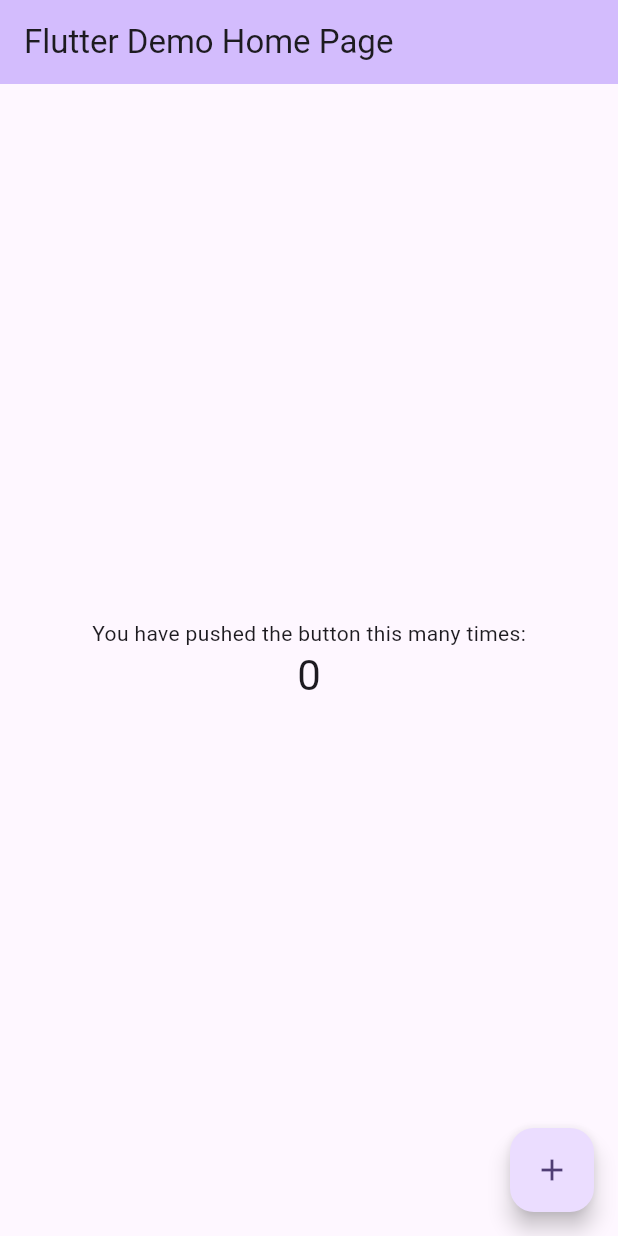
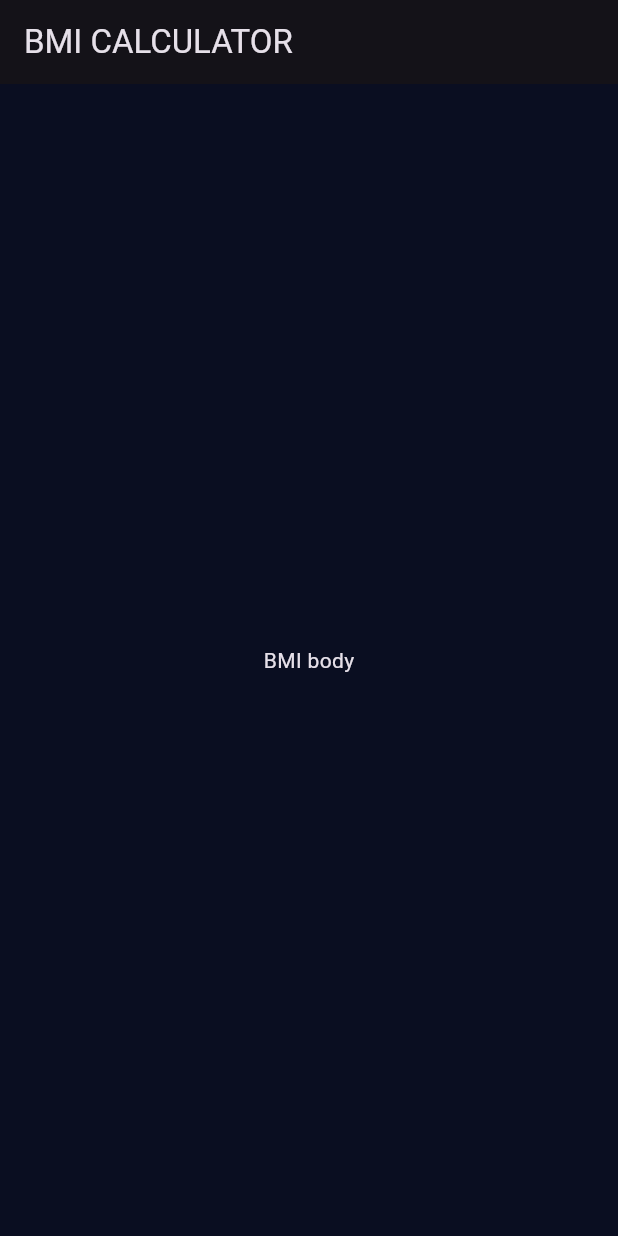
Before and after one commit to ruhma786/Github_projects, a Flutter app: the screen it shows after launch, on a phone screen of 412 x 824 dp. Run offline on Flutter 3.47's test engine with Material 3 defaults, Android fonts, the phone set to English and light mode, and no system bars; our stand-ins replace audioplayers, csv, flutter_colorpicker, flutter_local_notifications, pdf, permission_handler and 3 more; accounts and stored records are empty.

Commit message:
video#2
use theme-data
https://www.youtube.com/watch?v=0erCcX9iqBI&list=PL9xYeVPGEGzf1bLLAe4_KUARZZW3bIVWu&index=44

```diff
--- /dev/null
+++ b/bmi_app/lib/input.dart
@@ -0,0 +1,20 @@
+import 'package:flutter/material.dart';
+class InputPage extends StatefulWidget {
+  @override
+  State<InputPage> createState() => _InputPageState();
+}
+
+class _InputPageState extends State<InputPage> {
+  @override
+  Widget build(BuildContext context) {
+    return Scaffold(
+      appBar: AppBar(
+        title: const Text("BMI CALCULATOR"),
+        // backgroundColor: Colors.black,
+      ),
+      body: Center(
+        child: Text ('BMI body'),
+      ),
+    );
+  }
+}
--- a/bmi_app/lib/main.dart
+++ b/bmi_app/lib/main.dart
@@ -1,125 +1,18 @@
 import 'package:flutter/material.dart';
-
+import 'input.dart';
 void main() {
-  runApp(const MyApp());
+  runApp(BmiApp());
 }
 
-class MyApp extends StatelessWidget {
-  const MyApp({super.key});
-
-  // This widget is the root of your application.
+class BmiApp extends StatelessWidget {
   @override
   Widget build(BuildContext context) {
     return MaterialApp(
-      title: 'Flutter Demo',
-      theme: ThemeData(
-        // This is the theme of your application.
-        //
-        // TRY THIS: Try running your application with "flutter run". You'll see
-        // the application has a purple toolbar. Then, without quitting the app,
-        // try changing the seedColor in the colorScheme below to Colors.green
-        // and then invoke "hot reload" (save your changes or press the "hot
-        // reload" button in a Flutter-supported IDE, or press "r" if you used
-        // the command line to start the app).
-        //
-        // Notice that the counter didn't reset back to zero; the application
-        // state is not lost during the reload. To reset the state, use hot
-        // restart instead.
-        //
-        // This works for code too, not just values: Most code changes can be
-        // tested with just a hot reload.
-        colorScheme: ColorScheme.fromSeed(seedColor: Colors.deepPurple),
-        useMaterial3: true,
+      home: InputPage(),
+      theme: ThemeData.dark().copyWith(
+        primaryColor: Color(0xFF0A0E21),
+        scaffoldBackgroundColor: Color(0xFF0A0E21),
       ),
-      home: const MyHomePage(title: 'Flutter Demo Home Page'),
     );
   }
 }
-
-class MyHomePage extends StatefulWidget {
-  const MyHomePage({super.key, required this.title});
-
-  // This widget is the home page of your application. It is stateful, meaning
-  // that it has a State object (defined below) that contains fields that affect
-  // how it looks.
-
-  // This class is the configuration for the state. It holds the values (in this
-  // case the title) provided by the parent (in this case the App widget) and
-  // used by the build method of the State. Fields in a Widget subclass are
-  // always marked "final".
-
-  final String title;
-
-  @override
-  State<MyHomePage> createState() => _MyHomePageState();
-}
-
-class _MyHomePageState extends State<MyHomePage> {
-  int _counter = 0;
-
-  void _incrementCounter() {
-    setState(() {
-      // This call to setState tells the Flutter framework that something has
-      // changed in this State, which causes it to rerun the build method below
-      // so that the display can reflect the updated values. If we changed
-      // _counter without calling setState(), then the build method would not be
-      // called again, and so nothing would appear to happen.
-      _counter++;
-    });
-  }
-
-  @override
-  Widget build(BuildContext context) {
-    // This method is rerun every time setState is called, for instance as done
-    // by the _incrementCounter method above.
-    //
-    // The Flutter framework has been optimized to make rerunning build methods
-    // fast, so that you can just rebuild anything that needs updating rather
-    // than having to individually change instances of widgets.
-    return Scaffold(
-      appBar: AppBar(
-        // TRY THIS: Try changing the color here to a specific color (to
-        // Colors.amber, perhaps?) and trigger a hot reload to see the AppBar
-        // change color while the other colors stay the same.
-        backgroundColor: Theme.of(context).colorScheme.inversePrimary,
-        // Here we take the value from the MyHomePage object that was created by
-        // the App.build method, and use it to set our appbar title.
-        title: Text(widget.title),
-      ),
-      body: Center(
-        // Center is a layout widget. It takes a single child and positions it
-        // in the middle of the parent.
-        child: Column(
-          // Column is also a layout widget. It takes a list of children and
-          // arranges them vertically. By default, it sizes itself to fit its
-          // children horizontally, and tries to be as tall as its parent.
-          //
-          // Column has various properties to control how it sizes itself and
-          // how it positions its children. Here we use mainAxisAlignment to
-          // center the children vertically; the main axis here is the vertical
-          // axis because Columns are vertical (the cross axis would be
-          // horizontal).
-          //
-          // TRY THIS: Invoke "debug painting" (choose the "Toggle Debug Paint"
-          // action in the IDE, or press "p" in the console), to see the
-          // wireframe for each widget.
-          mainAxisAlignment: MainAxisAlignment.center,
-          children: <Widget>[
-            const Text(
-              'You have pushed the button this many times:',
-            ),
-            Text(
-              '$_counter',
-              style: Theme.of(context).textTheme.headlineMedium,
-            ),
-          ],
-        ),
-      ),
-      floatingActionButton: FloatingActionButton(
-        onPressed: _incrementCounter,
-        tooltip: 'Increment',
-        child: const Icon(Icons.add),
-      ), // This trailing comma makes auto-formatting nicer for build methods.
-    );
-  }
-}
```
